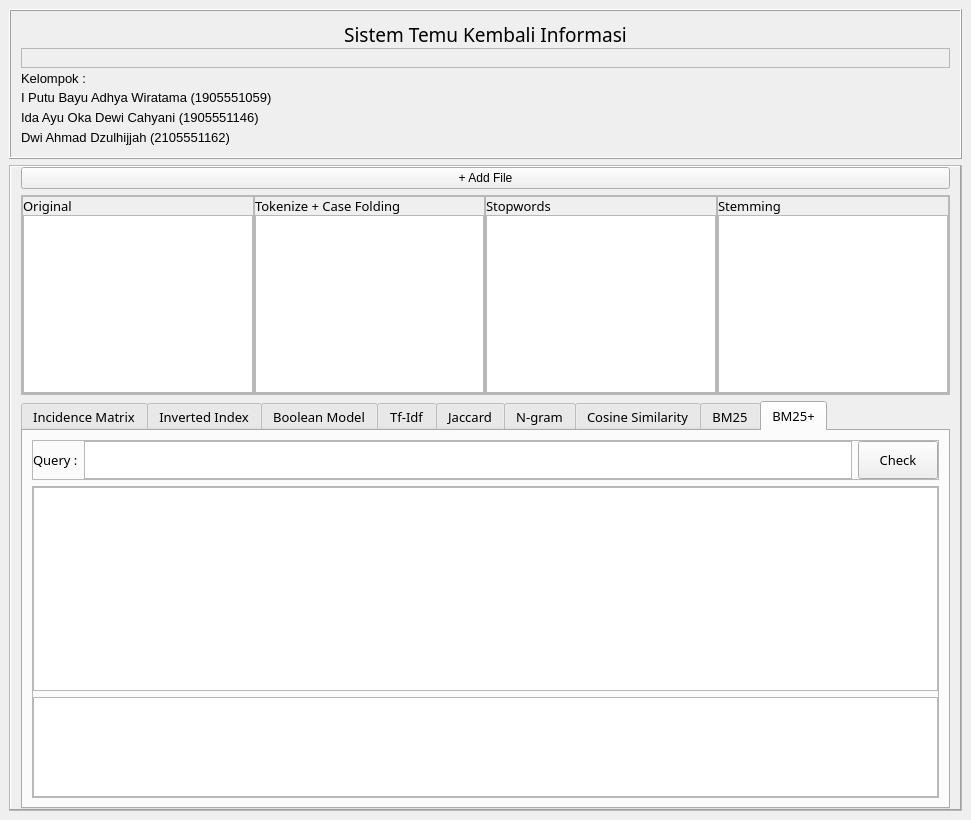
Old version of the form Code/gui.ui in the repository TamaWira/DIRDA.
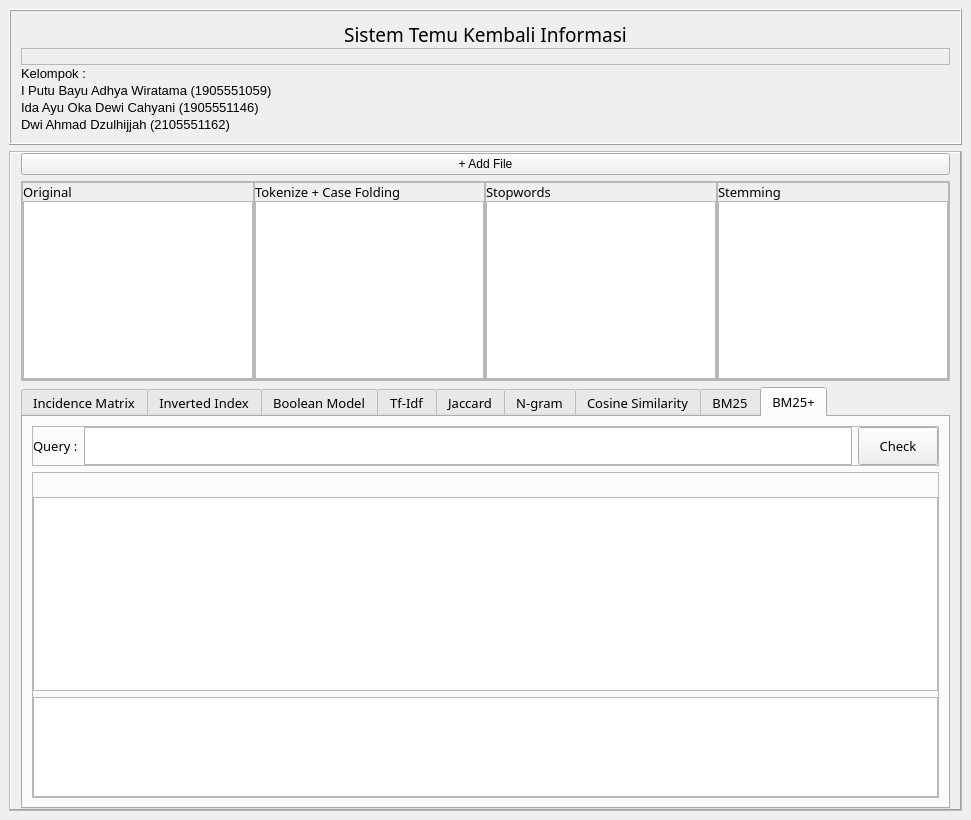
New version of the form.

Commit message: added formula to python

Patch:
```diff
--- a/Code/gui.ui
+++ b/Code/gui.ui
@@ -1330,6 +1330,22 @@
                  <property name="bottomMargin">
                   <number>0</number>
                  </property>
+                 <item>
+                  <widget class="QLabel" name="labelRumus">
+                   <property name="maximumSize">
+                    <size>
+                     <width>450</width>
+                     <height>200</height>
+                    </size>
+                   </property>
+                   <property name="text">
+                    <string/>
+                   </property>
+                   <property name="scaledContents">
+                    <bool>true</bool>
+                   </property>
+                  </widget>
+                 </item>
                  <item>
                   <widget class="QListWidget" name="listBMPlus"/>
                  </item>
```
The commit also changes 1 other file.
